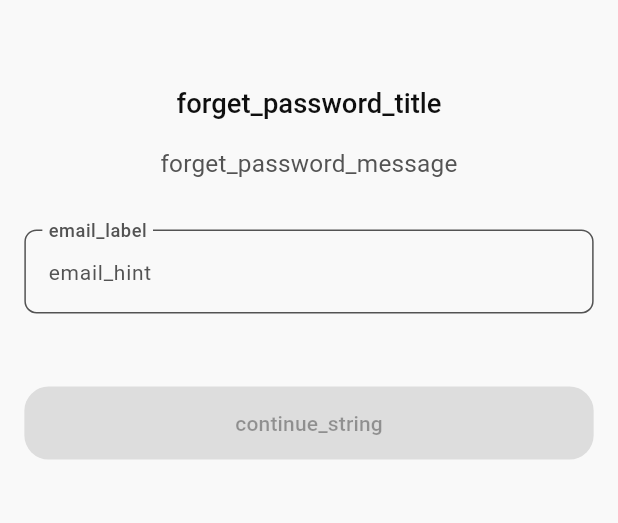
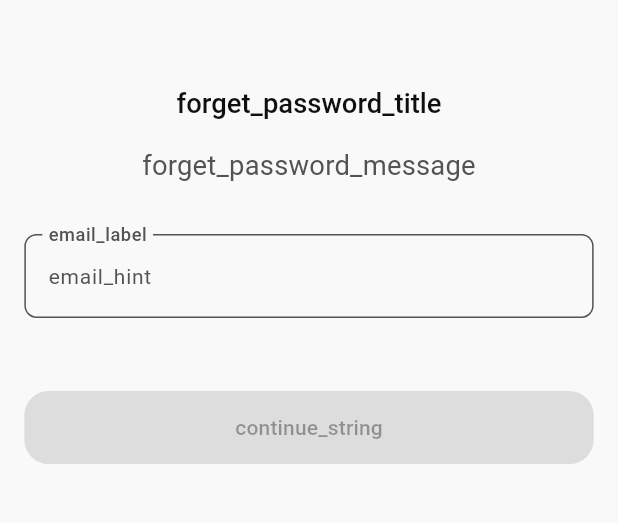
Before and after one commit to rajeh1032/online_exam_app, a Flutter app: the screen it shows after launch, after a tap on "login", after a tap on "forget_password", on a phone screen of 412 x 824 dp, the part 59-582 px from its top. Run offline on Flutter 3.47's test engine with Material 3 defaults, Android fonts, the phone set to English and light mode, and no system bars; our stand-ins replace bloc, dio, either_dart, equatable, flutter_bloc, flutter_countdown_timer and 11 more; generated files the repository leaves out were written again; network calls fail.

```diff
--- a/lib/core/theme/app_theme.dart
+++ b/lib/core/theme/app_theme.dart
@@ -22,14 +22,16 @@ abstract class AppTheme {
         style: ElevatedButton.styleFrom(
           backgroundColor: colorScheme.primary,
           foregroundColor: colorScheme.onPrimary,
-          shape:
-          RoundedRectangleBorder(borderRadius: BorderRadius.circular(16.r)),
+          shape: RoundedRectangleBorder(
+            borderRadius: BorderRadius.circular(16.r),
+          ),
         ),
       ),
       filledButtonTheme: FilledButtonThemeData(
         style: FilledButton.styleFrom(
-          shape:
-          RoundedRectangleBorder(borderRadius: BorderRadius.circular(16)),
+          shape: RoundedRectangleBorder(
+            borderRadius: BorderRadius.circular(16),
+          ),
         ),
       ),
       textTheme: TextTheme(
@@ -70,7 +72,7 @@ abstract class AppTheme {
         ),
         titleMedium: TextStyle(
           color: AppColors.gray,
-          fontSize: 16.sp,
+          fontSize: 18.sp,
           fontWeight: FontWeight.w400,
         ),
         titleSmall: TextStyle(
@@ -78,10 +80,13 @@ abstract class AppTheme {
           fontSize: 14.sp,
           fontWeight: FontWeight.w600,
         ),
-
       ),
       inputDecorationTheme: InputDecorationTheme(
-        hintStyle: TextStyle(color: textFieldBorderColor,fontSize: 14,fontWeight: FontWeight.w400),
+        hintStyle: TextStyle(
+          color: textFieldBorderColor,
+          fontSize: 14,
+          fontWeight: FontWeight.w400,
+        ),
         labelStyle: TextStyle(color: textFieldBorderColor),
         floatingLabelStyle: TextStyle(color: textFieldBorderColor),
         border: OutlineInputBorder(
@@ -90,9 +95,7 @@ abstract class AppTheme {
         ),
         focusedBorder: OutlineInputBorder(
           borderRadius: BorderRadius.circular(8.r),
-          borderSide: BorderSide(
-            color: textFieldBorderColor,
-          ),
+          borderSide: BorderSide(color: textFieldBorderColor),
         ),
         errorBorder: OutlineInputBorder(
           borderRadius: BorderRadius.circular(8.r),
@@ -103,30 +106,14 @@ abstract class AppTheme {
           borderSide: BorderSide(color: textFieldBorderColor),
         ),
       ),
-      bottomNavigationBarTheme: BottomNavigationBarThemeData(
-        type: BottomNavigationBarType.fixed,
-        backgroundColor: AppColors.darkWhite,
-        showUnselectedLabels: true,
-        elevation: 0,
-        selectedIconTheme: IconThemeData(
-          size: 24.sp,
-          color: colorScheme.primary,
+      navigationBarTheme: NavigationBarThemeData(
+        backgroundColor: colorScheme.surface,
+        surfaceTintColor: Colors.transparent,
+        indicatorColor: AppColors.blue[10],
+        indicatorShape: RoundedRectangleBorder(
+          borderRadius: BorderRadius.circular(16.r),
         ),
-        unselectedIconTheme: IconThemeData(
-          size: 24.sp,
-          color: colorScheme.primary,
-        ),
-        selectedLabelStyle: TextStyle(
-          fontSize: 18.sp,
-          fontWeight: FontWeight.w500,
-          color: colorScheme.primary,
 
-        ),
-        unselectedLabelStyle: TextStyle(
-          fontSize:  18.sp,
-          fontWeight: FontWeight.w500,
-          color: colorScheme.primary,
-        ),
       ),
     );
   }
@@ -141,17 +128,23 @@ abstract class AppTheme {
       error: AppColors.red,
       onError: AppColors.white,
       surface: AppColors.white,
-          onSurface: AppColors.black),
-      textFieldBorderColor: AppColors.gray);
+      onSurface: AppColors.black,
+    ),
+    textFieldBorderColor: AppColors.gray,
+  );
 
-// static ThemeData darkTheme = getTheme(const ColorScheme(
+// static ThemeData darkTheme = getTheme(
+//   colorScheme: const ColorScheme(
 //     brightness: Brightness.dark,
-//     primary: AppColors.black,
+//     primary: AppColors.blue,
 //     onPrimary: AppColors.white,
-//     secondary: AppColors.black,
-//     onSecondary: AppColors.white,
+//     secondary: AppColors.white,
+//     onSecondary: AppColors.black,
 //     error: AppColors.red,
 //     onError: AppColors.white,
-//     surface: AppColors.blue,
-//     onSurface: AppColors.white));
+//     surface: AppColors.black,
+//     onSurface: AppColors.white,
+//   ),
+//   textFieldBorderColor: AppColors.gray,
+// );
 }
```
Also changed, not shown: lib/features/home_screen/pages/home_screen.dart (+41 -21 lines). Lines whose indentation alone changed are shown as unchanged.
